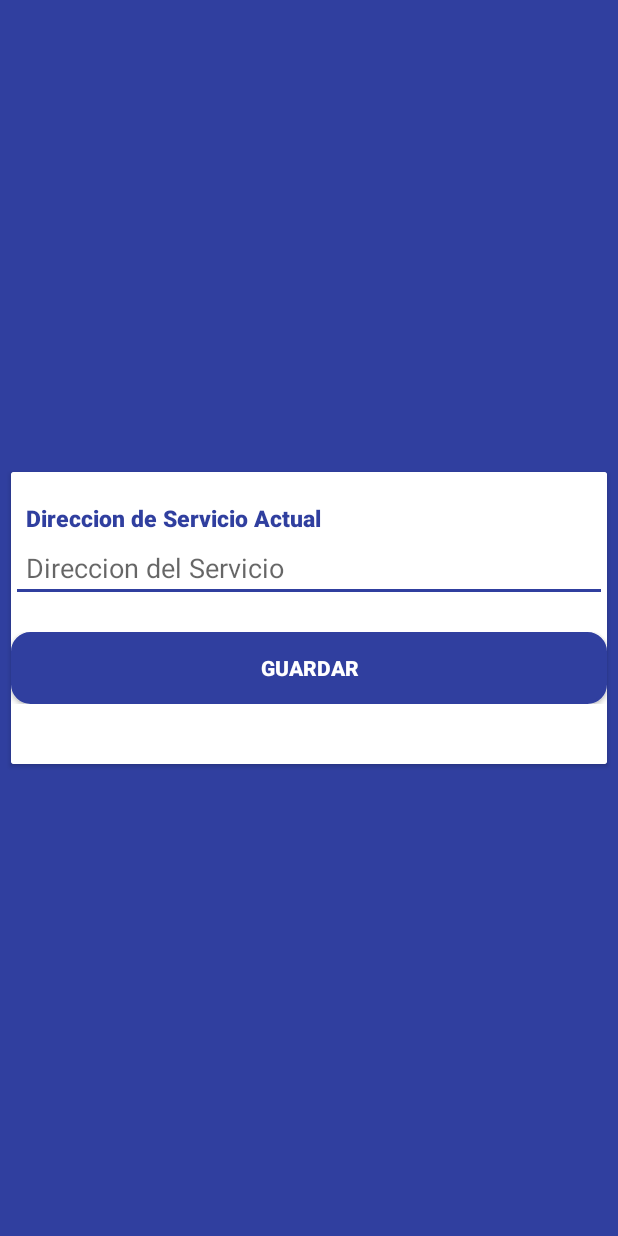
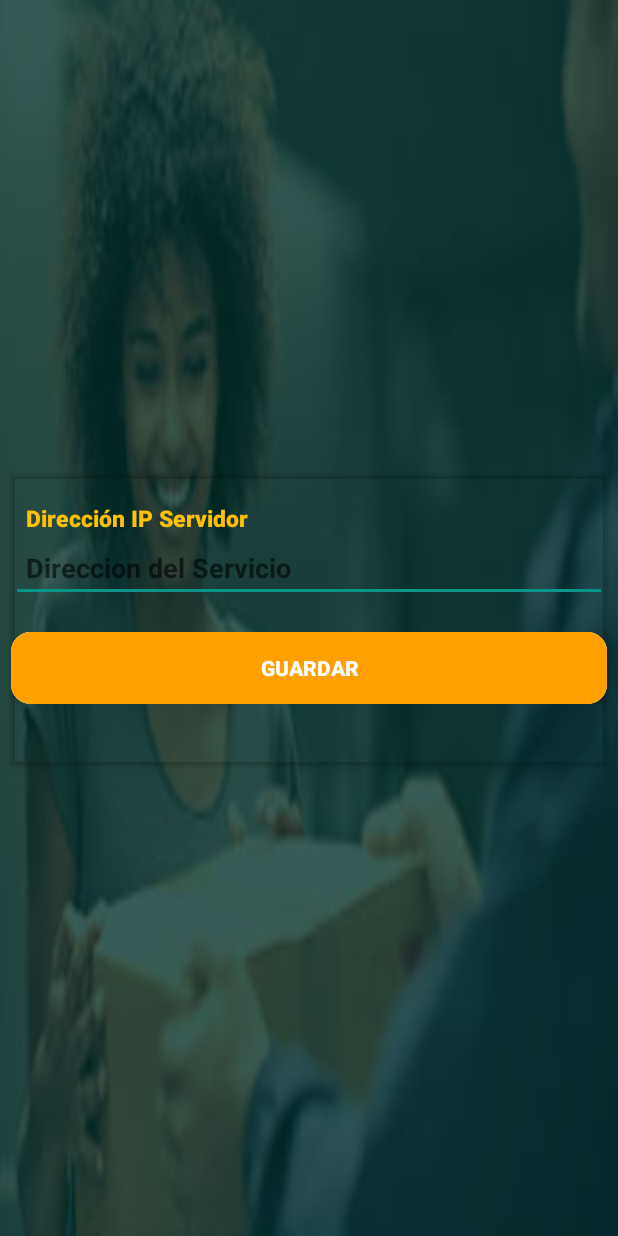
Before and after one commit to MarcoAntonioMamani/AppDynasys, an Android app: the layout activity_web_services.xml on its own in the app's theme, with its tools: preview values and no code run, on a phone screen of 412 x 824 dp. Run offline under Robolectric (Android 15) with nearby library versions, the phone set to English and light mode, and no system bars.

Commit message:
cambios diseño app

```diff
--- a/app/src/main/res/layout/activity_login.xml
+++ b/app/src/main/res/layout/activity_login.xml
@@ -15,8 +15,8 @@
 >
     <ImageView
         android:id="@+id/id_login_logo"
-        android:layout_width="180dp"
-        android:layout_height="180dp"
+        android:layout_width="250dp"
+        android:layout_height="250dp"
         android:layout_alignParentTop="true"
         android:layout_centerInParent="false"
         android:layout_centerHorizontal="true"
@@ -148,10 +148,10 @@
                 android:layout_width="wrap_content"
                 android:layout_height="wrap_content"
                 android:layout_weight="1"
-                android:text="Servicio Web"
+                android:text="Ruta Servidor"
                 android:textAlignment="textEnd"
                 android:textAppearance="@style/TextAppearance.AppCompat.Medium"
-                android:textColor="@color/white"
+                android:textColor="@color/colorAccentAmarrillo"
                 android:textSize="14sp" />
         </LinearLayout>
     </android.support.v7.widget.CardView>
--- a/app/src/main/res/layout/activity_web_services.xml
+++ b/app/src/main/res/layout/activity_web_services.xml
@@ -5,10 +5,11 @@
     android:layout_width="fill_parent"
     android:layout_height="fill_parent"
     android:layout_gravity="center"
-    android:background="@color/colorAccent"
+    android:background="@drawable/login"
     tools:context=".Login.WebServicesActivity">
 
     <android.support.v7.widget.CardView
+        xmlns:card_view="http://schemas.android.com/apk/res-auto"
         android:layout_width="fill_parent"
         android:layout_height="wrap_content"
         android:layout_margin="7dp"
@@ -18,7 +19,7 @@
         android:elevation="5dp"
         xmlns:app="http://schemas.android.com/apk/res-auto"
         xmlns:android="http://schemas.android.com/apk/res/android"
-
+        card_view:cardBackgroundColor="@android:color/transparent"
         >
         <LinearLayout
             android:layout_width="match_parent"
@@ -26,7 +27,7 @@
             android:orientation="vertical"
             android:layout_gravity="center"
             android:gravity="center"
-            android:background="@color/white"
+
 
             >
             <LinearLayout
@@ -44,9 +45,9 @@
                     android:paddingLeft="10sp"
                     android:paddingRight="10sp"
                     android:textStyle="bold"
-                    android:textColor="@color/colorAccent"
+                    android:textColor="@color/PrimariLight"
                     android:textAppearance="@style/TextAppearance.AppCompat.Body2"
-                    android:text="Direccion de Servicio Actual" />
+                    android:text="Dirección IP Servidor" />
             </LinearLayout>
 
 
@@ -60,6 +61,8 @@
                 android:hint="Direccion del Servicio"
                 android:paddingLeft="10sp"
                 android:paddingRight="10sp"
+                android:textColor="@color/white"
+                android:textStyle="bold"
                 android:singleLine="true" />
              <LinearLayout
                  android:layout_width="fill_parent"
@@ -72,7 +75,7 @@
 
                      android:paddingLeft="10sp"
                      android:paddingRight="10sp"
-                     android:background="@drawable/animation_riple_button"
+                     android:background="@drawable/animation_riple_maps"
                      android:layout_width="fill_parent"
                      android:layout_height="wrap_content"
                      android:layout_gravity="center"
--- a/app/src/main/res/values/colors.xml
+++ b/app/src/main/res/values/colors.xml
@@ -1,8 +1,8 @@
 <?xml version="1.0" encoding="utf-8"?>
 <resources xmlns:tools="http://schemas.android.com/tools">
-    <color name="colorPrimary">#303F9F</color>
-    <color name="colorPrimaryDark">#303F9F</color>
-    <color name="colorAccent">#303F9F</color>
+    <color name="colorPrimary">#00796B</color>
+    <color name="colorPrimaryDark">#00796B</color>
+    <color name="colorAccent">#009688</color>
     <color name="colorAccentAmarrillo">#FFC107</color>
     <color name="primary_text">#212121</color>
     <color name="secondary_text">#757575</color>
```
Also changed, not shown: app/src/main/res/drawable/ic_login.png, app/src/main/res/drawable/login.jpg (added), app/src/main/res/drawable/login.png (deleted).
